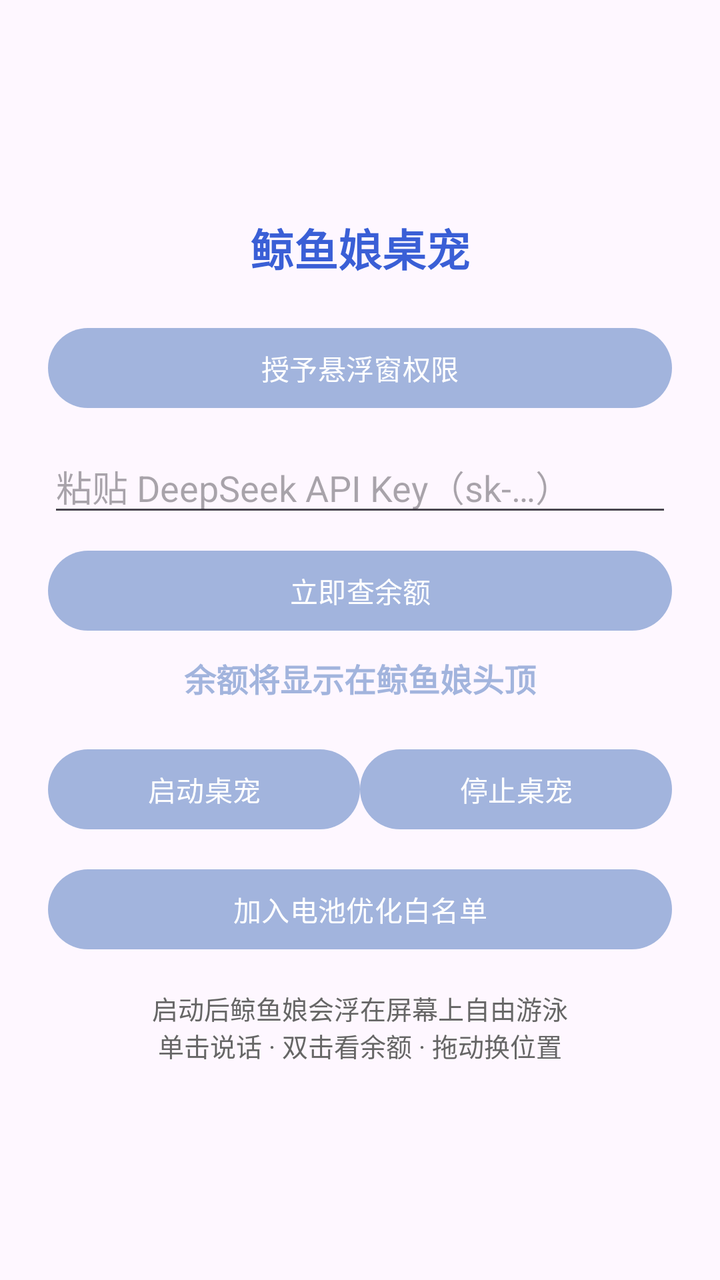
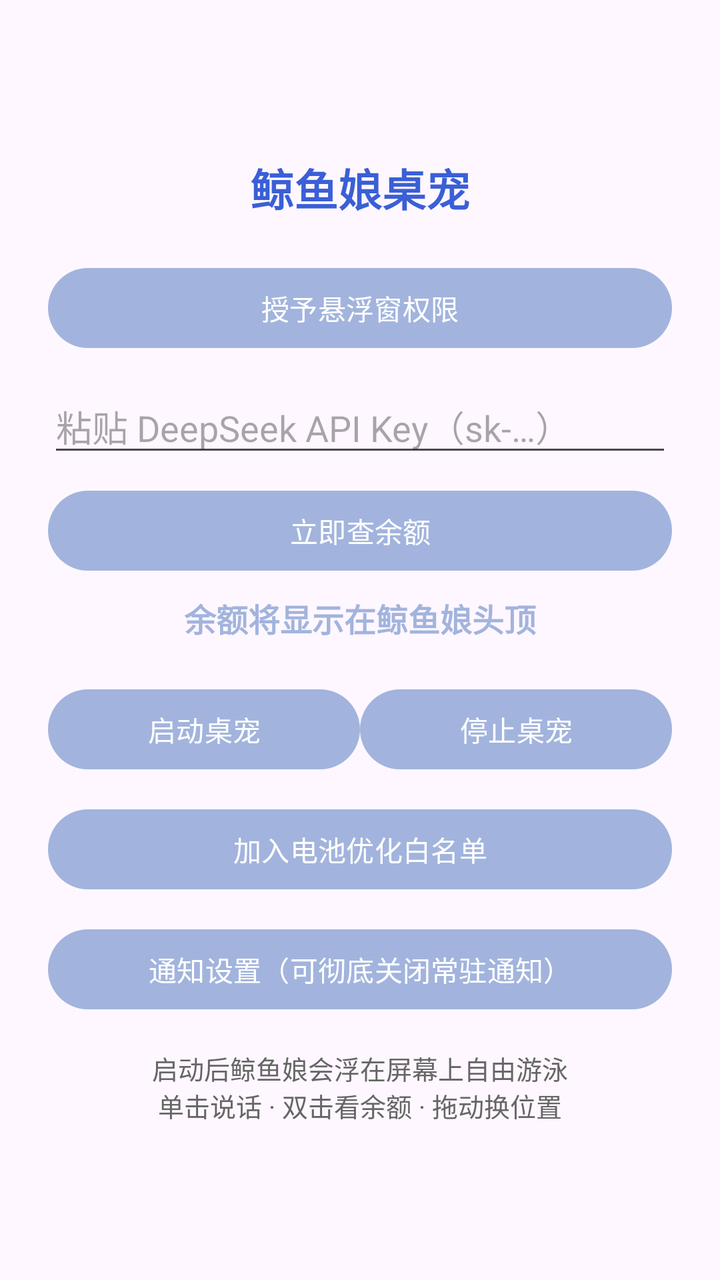

Compare the two renders of this Android layout. The source of the first and the diff that turns it into the second are given below.
<!-- AndroidManifest.xml: application theme Theme.WhalePet -->
<!-- res/layout/page_home.xml -->
<?xml version="1.0" encoding="utf-8"?>
<ScrollView xmlns:android="http://schemas.android.com/apk/res/android"
    android:layout_width="match_parent"
    android:layout_height="match_parent"
    android:fillViewport="true">

    <LinearLayout
        android:layout_width="match_parent"
        android:layout_height="wrap_content"
        android:gravity="center_vertical|center_horizontal"
        android:orientation="vertical"
        android:padding="24dp">

        <TextView
            android:layout_width="wrap_content"
            android:layout_height="wrap_content"
            android:layout_gravity="center_horizontal"
            android:layout_marginBottom="20dp"
            android:text="@string/main_title"
            android:textColor="@color/ic_launcher_background"
            android:textSize="22sp"
            android:textStyle="bold" />

        
        <Button
            android:id="@+id/btn_overlay"
            android:layout_width="match_parent"
            android:layout_height="wrap_content"
            android:text="@string/grant_overlay" />

        
        <EditText
            android:id="@+id/et_api_key"
            android:layout_width="match_parent"
            android:layout_height="wrap_content"
            android:layout_marginTop="12dp"
            android:hint="@string/api_key_hint"
            android:importantForAutofill="no"
            android:inputType="textPassword" />

        
        <Button
            android:id="@+id/btn_check_balance"
            android:layout_width="match_parent"
            android:layout_height="wrap_content"
            android:layout_marginTop="8dp"
            android:text="@string/check_balance_now" />

        <TextView
            android:id="@+id/tv_balance"
            android:layout_width="match_parent"
            android:layout_height="wrap_content"
            android:layout_marginTop="8dp"
            android:gravity="center"
            android:text="@string/balance_hint"
            android:textColor="#A2B4DD"
            android:textSize="16sp"
            android:textStyle="bold" />

        
        <LinearLayout
            android:layout_width="match_parent"
            android:layout_height="wrap_content"
            android:layout_marginTop="20dp"
            android:orientation="horizontal">

            <Button
                android:id="@+id/btn_start"
                android:layout_width="0dp"
                android:layout_height="wrap_content"
                android:layout_weight="1"
                android:text="@string/start_service" />

            <Button
                android:id="@+id/btn_stop"
                android:layout_width="0dp"
                android:layout_height="wrap_content"
                android:layout_weight="1"
                android:text="@string/stop_service" />
        </LinearLayout>

        
        <Button
            android:id="@+id/btn_battery"
            android:layout_width="match_parent"
            android:layout_height="wrap_content"
            android:layout_marginTop="12dp"
            android:text="@string/battery_whitelist" />

        <TextView
            android:layout_width="match_parent"
            android:layout_height="wrap_content"
            android:layout_marginTop="16dp"
            android:gravity="center"
            android:text="@string/home_hint"
            android:textColor="#666666"
            android:textSize="13sp" />
    </LinearLayout>
</ScrollView>
<!-- resources referenced by this layout -->
<resources>
  <color name="ic_launcher_background">#3A5FD6</color>
  <string name="api_key_hint">粘贴 DeepSeek API Key（sk-…）</string>
  <string name="balance_hint">余额将显示在鲸鱼娘头顶</string>
  <string name="battery_whitelist">加入电池优化白名单</string>
  <string name="check_balance_now">立即查余额</string>
  <string name="grant_overlay">授予悬浮窗权限</string>
  <string name="home_hint">启动后鲸鱼娘会浮在屏幕上自由游泳\n单击说话 · 双击看余额 · 拖动换位置</string>
  <string name="main_title">鲸鱼娘桌宠</string>
  <string name="start_service">启动桌宠</string>
  <string name="stop_service">停止桌宠</string>
  <style name="Theme.WhalePet" parent="Theme.Material3.DayNight.NoActionBar">
          
          <item name="colorPrimary">#A2B4DD</item>
          <item name="colorOnPrimary">#FFFFFF</item>
          <item name="colorPrimaryContainer">#D6DEF2</item>
          <item name="colorOnPrimaryContainer">#22315E</item>
          <item name="android:statusBarColor">@android:color/transparent</item>
      </style>
</resources>

<!-- the commit's change to res/layout/page_home.xml (unified diff, before → after) -->
@@ -87,6 +87,14 @@
             android:layout_marginTop="12dp"
             android:text="@string/battery_whitelist" />
 
+        
+        <Button
+            android:id="@+id/btn_notif_settings"
+            android:layout_width="match_parent"
+            android:layout_height="wrap_content"
+            android:layout_marginTop="12dp"
+            android:text="@string/notif_settings" />
+
         <TextView
             android:layout_width="match_parent"
             android:layout_height="wrap_content"
<!-- resource entries referenced after the edit -->
@@ -8,6 +8,7 @@
   <string name="grant_overlay">授予悬浮窗权限</string>
   <string name="home_hint">启动后鲸鱼娘会浮在屏幕上自由游泳\n单击说话 · 双击看余额 · 拖动换位置</string>
   <string name="main_title">鲸鱼娘桌宠</string>
+  <string name="notif_settings">通知设置（可彻底关闭常驻通知）</string>
   <string name="start_service">启动桌宠</string>
   <string name="stop_service">停止桌宠</string>
   <style name="Theme.WhalePet" parent="Theme.Material3.DayNight.NoActionBar">
